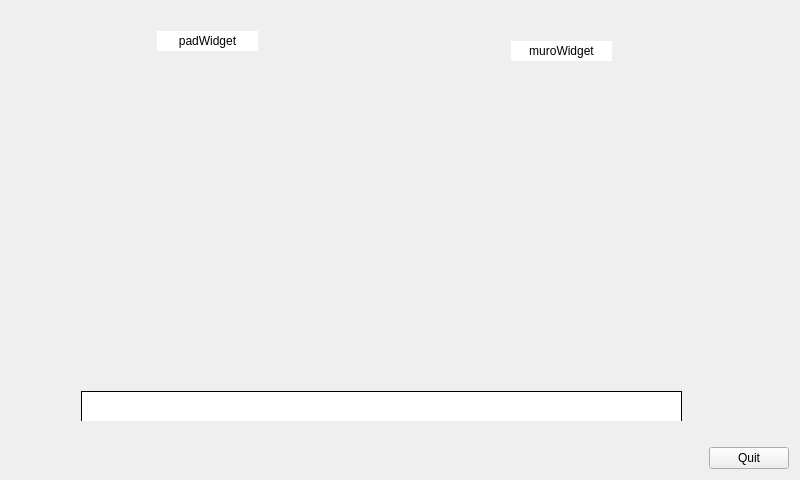
First picture: the form in widget.ui, repository GiorgioMarinangeli/HelloQtWorld, before the edit.
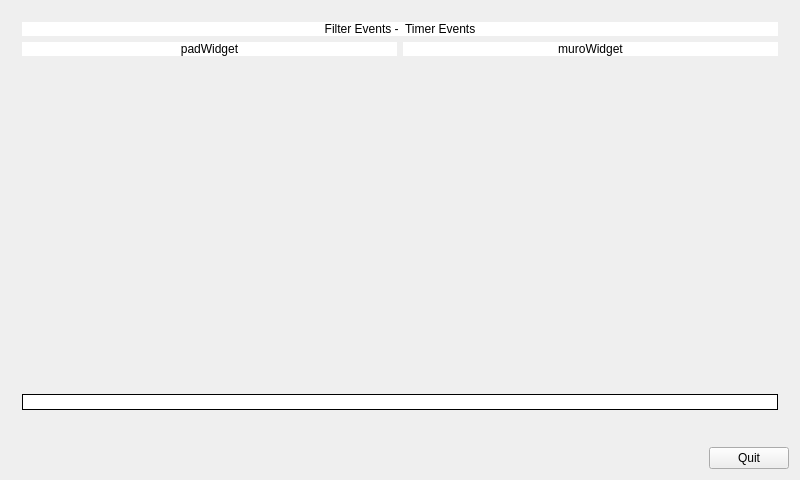
Second picture: the form after the edit. The open tabs and pages were chosen to show the change. Icons and pictures are not drawn. Custom widgets are drawn as their Qt base class.

```diff
--- a/widget.ui
+++ b/widget.ui
@@ -332,41 +332,26 @@
       </layout>
      </widget>
      <widget class="QWidget" name="page_6">
-      <widget class="QWidget" name="padWidget" native="true">
-       <property name="geometry">
-        <rect>
-         <x>80</x>
-         <y>50</y>
-         <width>251</width>
-         <height>211</height>
-        </rect>
-       </property>
+      <layout class="QVBoxLayout" name="verticalLayout_11">
+       <item>
+        <widget class="QLabel" name="label_7">
        <property name="styleSheet">
-        <string notr="true">border-image: url(:/pos/img/pad.png);</string>
-       </property>
-      </widget>
-      <widget class="QWidget" name="muroWidget" native="true">
-       <property name="geometry">
-        <rect>
-         <x>430</x>
-         <y>60</y>
-         <width>241</width>
-         <height>211</height>
-        </rect>
-       </property>
-       <property name="styleSheet">
-        <string notr="true">border-image: url(:/pos/img/muro.jpeg);</string>
-       </property>
-      </widget>
+          <string notr="true">background-color: rgb(255, 255, 255);</string>
+         </property>
+         <property name="text">
+          <string>Filter Events -  Timer Events</string>
+         </property>
+         <property name="alignment">
+          <set>Qt::AlignCenter</set>
+         </property>
+        </widget>
+       </item>
+       <item>
+        <layout class="QHBoxLayout" name="horizontalLayout_7">
+         <item>
+          <layout class="QVBoxLayout" name="verticalLayout_9" stretch="0,1">
+           <item>
       <widget class="QLabel" name="label_2">
-       <property name="geometry">
-        <rect>
-         <x>146</x>
-         <y>20</y>
-         <width>101</width>
-         <height>20</height>
-        </rect>
-       </property>
        <property name="styleSheet">
         <string notr="true">background-color: rgb(255, 255, 255);</string>
        </property>
@@ -377,15 +362,20 @@
         <set>Qt::AlignCenter</set>
        </property>
       </widget>
+           </item>
+           <item>
+            <widget class="QWidget" name="padWidget" native="true">
+             <property name="styleSheet">
+              <string notr="true">border-image: url(:/pos/img/pad.png);</string>
+             </property>
+            </widget>
+           </item>
+          </layout>
+         </item>
+         <item>
+          <layout class="QVBoxLayout" name="verticalLayout_10" stretch="0,1">
+           <item>
       <widget class="QLabel" name="label_3">
-       <property name="geometry">
-        <rect>
-         <x>500</x>
-         <y>30</y>
-         <width>101</width>
-         <height>20</height>
-        </rect>
-       </property>
        <property name="styleSheet">
         <string notr="true">background-color: rgb(255, 255, 255);</string>
        </property>
@@ -396,15 +386,20 @@
         <set>Qt::AlignCenter</set>
        </property>
       </widget>
+           </item>
+           <item>
+            <widget class="QWidget" name="muroWidget" native="true">
+             <property name="styleSheet">
+              <string notr="true">border-image: url(:/pos/img/muro.jpeg);</string>
+             </property>
+            </widget>
+           </item>
+          </layout>
+         </item>
+        </layout>
+       </item>
+       <item>
       <widget class="QLabel" name="msglabel">
-       <property name="geometry">
-        <rect>
-         <x>70</x>
-         <y>380</y>
-         <width>601</width>
-         <height>31</height>
-        </rect>
-       </property>
        <property name="styleSheet">
         <string notr="true">background-color: rgb(255, 255, 255);</string>
        </property>
@@ -418,6 +413,8 @@
         <set>Qt::AlignCenter</set>
        </property>
       </widget>
+       </item>
+      </layout>
      </widget>
      <widget class="QWidget" name="page_7">
       <widget class="myLabel" name="labelCliccabile">
```
Left out of the diff: 111 changed lines with no effect on the pictures. Lines whose indentation alone changed are shown as unchanged.
